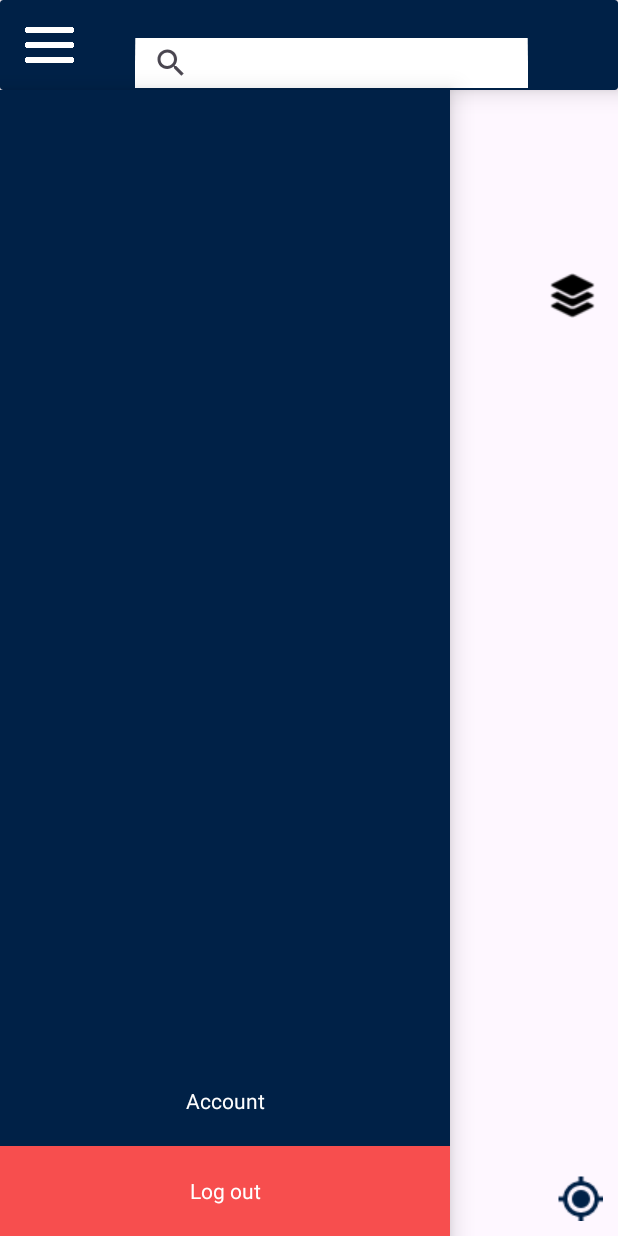
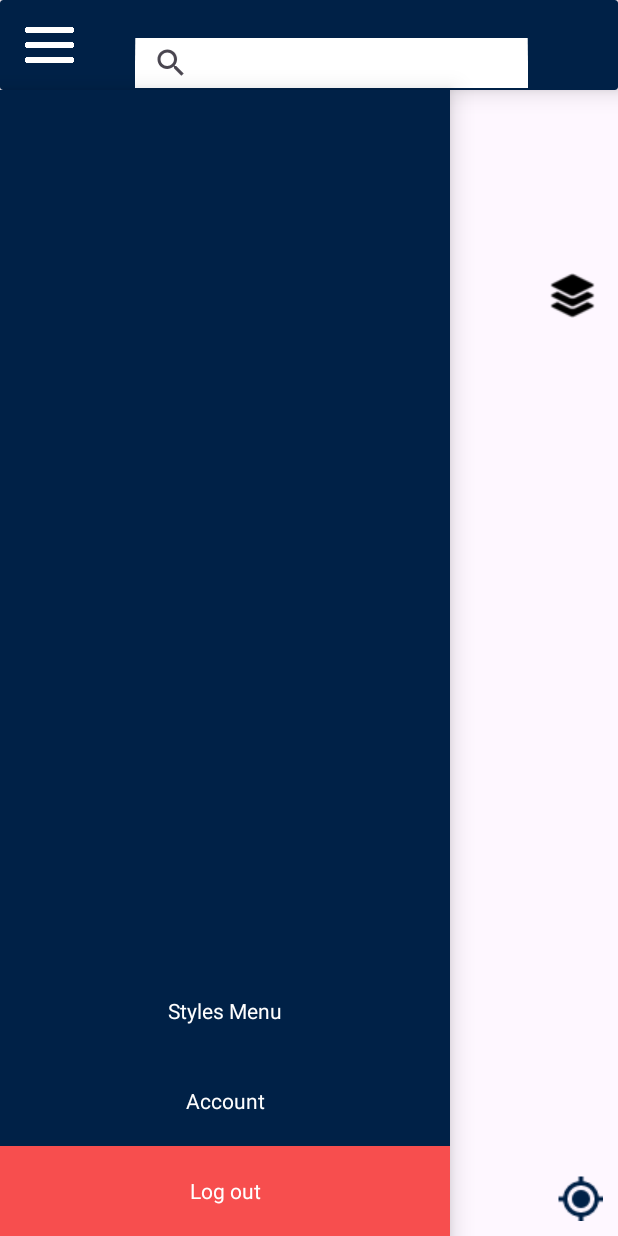
Before and after one commit to CampusDelSaber/hermes, an Android app: the screen it shows after launch (MainActivity), after a tap on an icon or button, on a phone screen of 412 x 824 dp. Run offline under Robolectric (Android 15) with nearby library versions, the phone set to English and light mode, and no system bars; our stand-ins replace CircleImageView; libraries missing offline, so code that uses them is left out: com.mapbox.android, com.mapbox.api, com.mapbox.geojson, com.mapbox.mapboxsdk; plain views replace MapView; 12 statements that could not run were skipped.

Commit message:
feature: new menu styles implemented

```diff
--- a/app/src/main/java/com/isc/hermes/MainActivity.java
+++ b/app/src/main/java/com/isc/hermes/MainActivity.java
@@ -7,12 +7,12 @@ import android.content.SharedPreferences;
 import android.os.Bundle;
 import android.preference.PreferenceManager;
 import android.view.View;
-import android.widget.ImageButton;
+import android.widget.Button;
+import android.widget.LinearLayout;
 import com.isc.hermes.controller.SearcherController;
 import com.isc.hermes.controller.authentication.AuthenticationFactory;
 import com.isc.hermes.controller.authentication.AuthenticationServices;
 import com.isc.hermes.model.Searcher;
-import android.widget.LinearLayout;
 import com.isc.hermes.controller.CurrentLocationController;
 import com.isc.hermes.utils.MapConfigure;
 import com.isc.hermes.view.MapDisplay;
@@ -28,9 +28,10 @@ import com.mapbox.mapboxsdk.maps.OnMapReadyCallback;
 public class MainActivity extends AppCompatActivity {
     private MapView mapView;
     private MapDisplay mapDisplay;
-    private String mapStyle = "default";
+    private String mapStyle = "Default";
     private CurrentLocationController currentLocationController;
     private boolean visibilityMenu = false;
+    private boolean isStyleOptionsVisible = false;
 
     /**
      * Method for creating the map and configuring it using the MapConfigure object.
@@ -46,7 +47,6 @@ public class MainActivity extends AppCompatActivity {
         mapDisplay = new MapDisplay(this, mapView, new MapConfigure());
         mapDisplay.onCreate(savedInstanceState);
         addMapboxSearcher();
-        mapStyleListener();
         initCurrentLocationController();
     }
 
@@ -217,15 +217,30 @@ public class MainActivity extends AppCompatActivity {
     }
 
     /**
-     * Method for adding maps styles.xml listener
+     * Method to show/hide the map style menu options.
+     *
+     * @param view The view of the menu map styles button.
      */
-    private void mapStyleListener(){
-        ImageButton styleButton = findViewById(R.id.btn_change_style);
-        styleButton.setOnClickListener(styleMap -> {
-            if (mapStyle.equals("default")) mapStyle = "satellite";
-            else if (mapStyle.equals("satellite")) mapStyle = "dark";
-            else mapStyle = "default";
-            mapDisplay.setMapStyle(mapStyle);
-        });
+    public void openStylesMenu(View view) {
+        LinearLayout styleOptionsWindow = findViewById(R.id.styleOptionsWindow);
+        isStyleOptionsVisible = !isStyleOptionsVisible;
+
+        if (isStyleOptionsVisible) {
+            styleOptionsWindow.setVisibility(View.VISIBLE);
+        } else {
+            styleOptionsWindow.setVisibility(View.GONE);
+        }
+    }
+
+    /**
+     * Method to change the map style.
+     *
+     * @param view The button's view of the style that has been clicked.
+     */
+    public void changeMapStyle(View view) {
+        LinearLayout styleOptionsWindow = findViewById(R.id.styleOptionsWindow);
+        mapStyle = ((Button) view).getText().toString();
+        mapDisplay.setMapStyle(mapStyle);
+        styleOptionsWindow.setVisibility(View.GONE);
     }
 }
--- a/app/src/main/res/layout/activity_main.xml
+++ b/app/src/main/res/layout/activity_main.xml
@@ -97,8 +97,43 @@
 
     </com.mapbox.mapboxsdk.maps.MapView>
 
+
+    <!-- Styles menu window -->
+    <LinearLayout
+        android:id="@+id/styleOptionsWindow"
+        android:layout_width="200dp"
+        android:layout_height="wrap_content"
+        android:layout_gravity="center"
+        android:background="#FFFFFF"
+        android:elevation="4dp"
+        android:orientation="vertical"
+        android:padding="16dp"
+        android:visibility="gone">
+
+        <Button
+            android:id="@+id/btnSatellite"
+            android:layout_width="match_parent"
+            android:layout_height="wrap_content"
+            android:text="@string/satellite_style"
+            android:onClick="changeMapStyle"/>
+
+        <Button
+            android:id="@+id/btnDefault"
+            android:layout_width="match_parent"
+            android:layout_height="wrap_content"
+            android:text="@string/default_style"
+            android:onClick="changeMapStyle" />
+
+        <Button
+            android:id="@+id/btnDarkMode"
+            android:layout_width="match_parent"
+            android:layout_height="wrap_content"
+            android:text="@string/dark_style"
+            android:onClick="changeMapStyle"/>
+    </LinearLayout>
+
     <ImageButton
-        android:id="@+id/btn_change_style"
+        android:id="@+id/styleMenuButton"
         android:layout_width="30dp"
         android:layout_height="30dp"
         android:layout_gravity="right"
@@ -107,7 +142,8 @@
         android:src="@drawable/img_layer_icon"
         android:translationY="250px"
         tools:ignore="SpeakableTextPresentCheck,SpeakableTextPresentCheck,TouchTargetSizeCheck"
-        android:importantForAccessibility="no" />
+        android:importantForAccessibility="no"
+        android:onClick="openStylesMenu" />
 
     <LinearLayout
         android:layout_width="wrap_content"
@@ -152,6 +188,14 @@
         mapbox:layout_constraintTop_toTopOf="parent">
 
         <TextView
+            android:id="@+id/styles_menu"
+            android:layout_width="match_parent"
+            android:layout_height="60dp"
+            android:gravity="center"
+            android:text="@string/styles_menu"
+            android:textColor="@color/white" />
+
+        <TextView
             android:layout_width="match_parent"
             android:layout_height="60dp"
             android:gravity="center"
--- a/app/src/main/res/values/strings.xml
+++ b/app/src/main/res/values/strings.xml
@@ -18,6 +18,10 @@
     <string name="get_location_text">Get Location</string>
     <string name="log_out_text">Log out</string>
     <string name="account_text">Account</string>
+    <string name="styles_menu">Styles Menu</string>
+    <string name="satellite_style">Satellite</string>
+    <string name="default_style">Default</string>
+    <string name="dark_style">Dark Mode</string>
     <string-array name="incidents_type">
         <item>Traffic Incident</item>
         <item>Natural Disaster</item>
```
Also changed, not shown: app/src/main/java/com/isc/hermes/view/MapDisplay.java (+4 -13 lines), app/src/main/res/values/styles.xml (+3 -6 lines).
